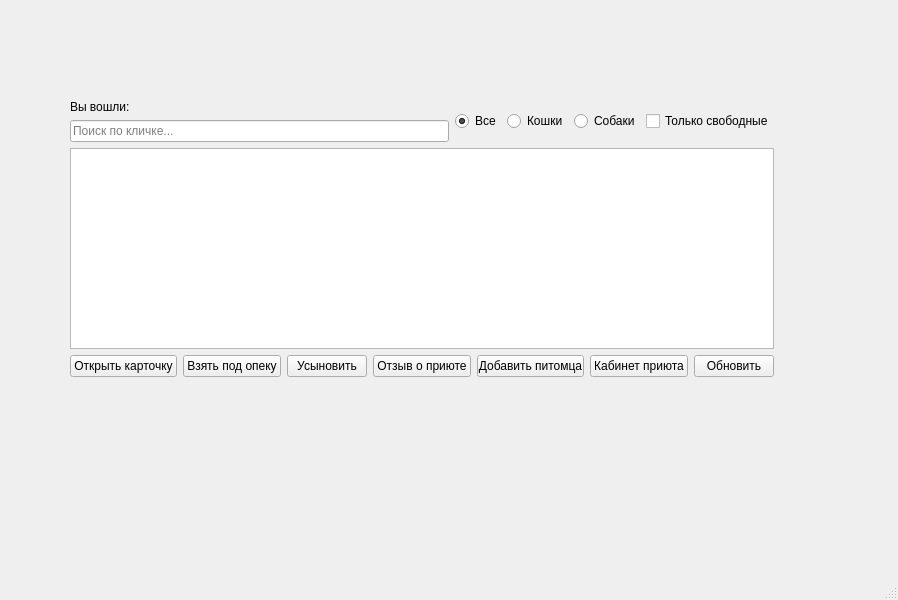
First picture: the form in catalog.ui, repository kayeros/Murteka, before the edit.
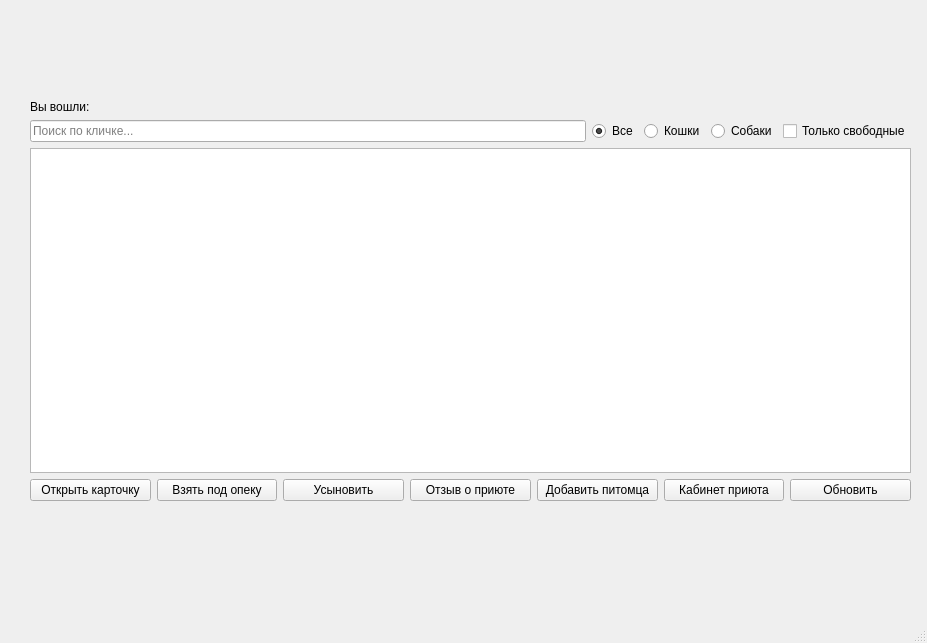
Second picture: the form after the edit.

Patch:
```diff
--- a/catalog.ui
+++ b/catalog.ui
@@ -6,8 +6,8 @@
    <rect>
     <x>0</x>
     <y>0</y>
-    <width>898</width>
-    <height>600</height>
+    <width>927</width>
+    <height>643</height>
    </rect>
   </property>
   <property name="windowTitle">
@@ -17,17 +17,31 @@
    <enum>Qt::LeftToRight</enum>
   </property>
   <widget class="QWidget" name="centralwidget">
-   <widget class="QWidget" name="">
+   <widget class="QWidget" name="layoutWidget">
     <property name="geometry">
      <rect>
-      <x>70</x>
+      <x>30</x>
       <y>100</y>
-      <width>704</width>
-      <height>277</height>
+      <width>881</width>
+      <height>401</height>
      </rect>
     </property>
     <layout class="QGridLayout" name="gridLayout_2">
-     <item row="3" column="0" colspan="2">
+     <item row="1" column="0">
+      <layout class="QVBoxLayout" name="verticalLayout_2">
+       <item>
+        <widget class="QLineEdit" name="searchEdit">
+         <property name="placeholderText">
+          <string>Поиск по кличке...</string>
+         </property>
+        </widget>
+       </item>
+      </layout>
+     </item>
+     <item row="4" column="0" colspan="2">
+      <widget class="QListWidget" name="petsList"/>
+     </item>
+     <item row="5" column="0" colspan="2">
       <layout class="QHBoxLayout" name="horizontalLayout">
        <item>
         <widget class="QPushButton" name="openBtn">
@@ -80,7 +94,18 @@
        </item>
       </layout>
      </item>
-     <item row="0" column="1">
+     <item row="0" column="0">
+      <layout class="QHBoxLayout" name="horizontalLayout_3">
+       <item>
+        <widget class="QLabel" name="helloLabel">
+         <property name="text">
+          <string>Вы вошли: </string>
+         </property>
+        </widget>
+       </item>
+      </layout>
+     </item>
+     <item row="1" column="1">
       <layout class="QHBoxLayout" name="horizontalLayout_2">
        <item>
         <widget class="QRadioButton" name="allRadio">
@@ -124,27 +149,6 @@
        </item>
       </layout>
      </item>
-     <item row="0" column="0">
-      <layout class="QVBoxLayout" name="verticalLayout_2">
-       <item>
-        <widget class="QLabel" name="helloLabel">
-         <property name="text">
-          <string>Вы вошли: </string>
-         </property>
-        </widget>
-       </item>
-       <item>
-        <widget class="QLineEdit" name="searchEdit">
-         <property name="placeholderText">
-          <string>Поиск по кличке...</string>
-         </property>
-        </widget>
-       </item>
-      </layout>
-     </item>
-     <item row="2" column="0" colspan="2">
-      <widget class="QListWidget" name="petsList"/>
-     </item>
     </layout>
    </widget>
   </widget>
```
Left out of the diff: 2 changed lines with no effect on the pictures.
